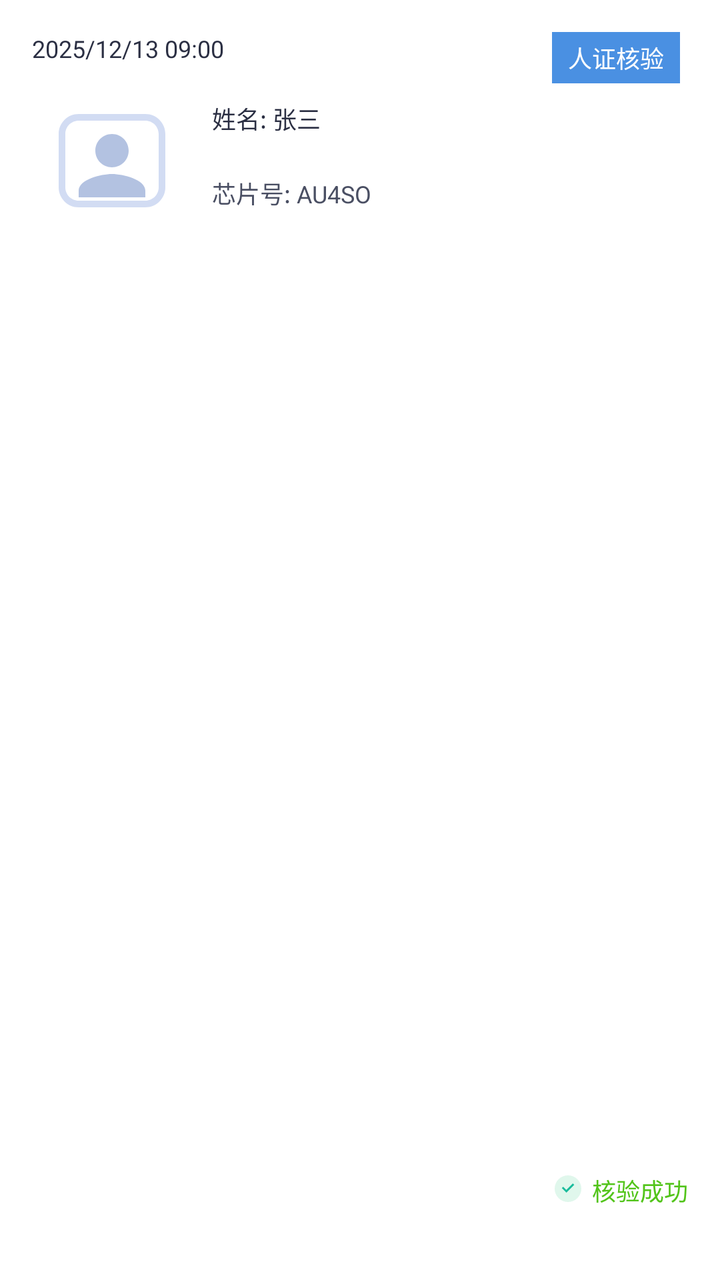
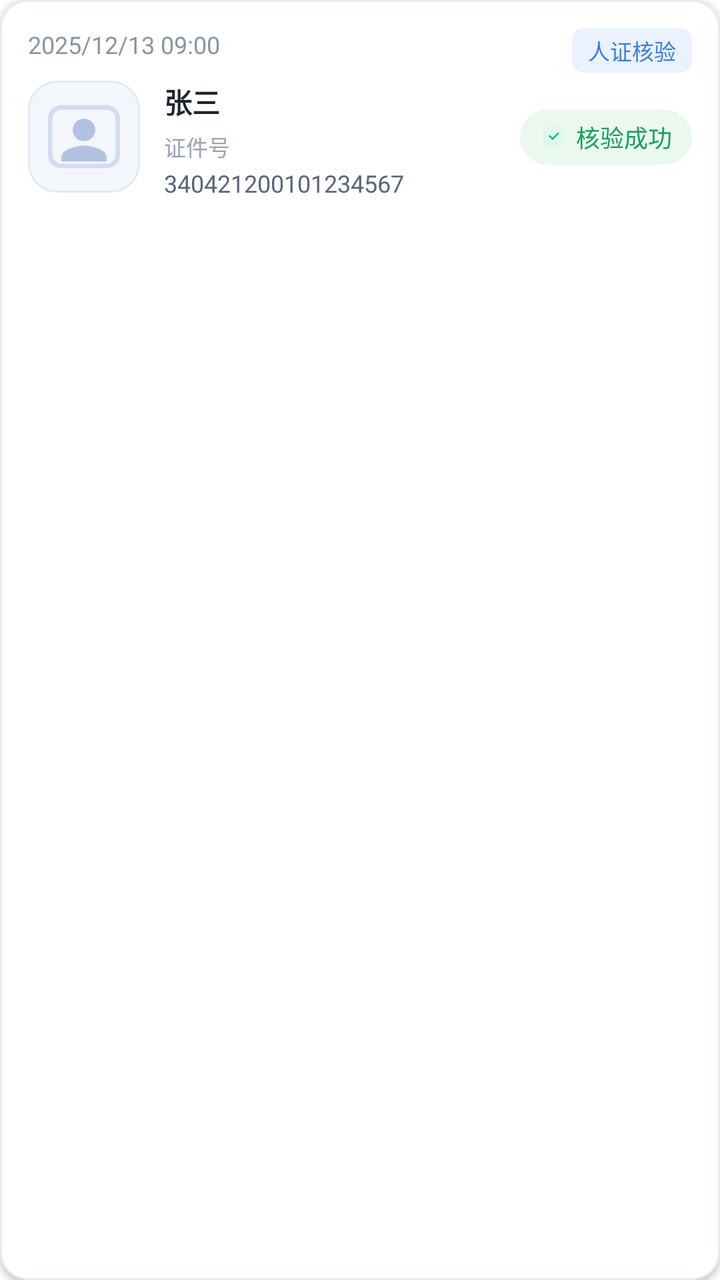

Before-and-after screenshots of an Android layout around one commit, followed by the original layout XML and the change that was made.
<!-- AndroidManifest.xml: application theme Theme.largeeventdigitalassistant -->
<!-- res/layout/item_verification_record.xml -->
<?xml version="1.0" encoding="utf-8"?>
<LinearLayout xmlns:android="http://schemas.android.com/apk/res/android"
    xmlns:app="http://schemas.android.com/apk/res-auto"
    android:layout_width="match_parent"
    android:layout_height="wrap_content"
    android:orientation="horizontal"
    android:background="@android:color/white"
    android:padding="16dp"
    android:layout_marginBottom="12dp"
    android:clickable="true"
    android:focusable="true"
    android:foreground="?android:attr/selectableItemBackground">
    
    <LinearLayout
        android:layout_width="0dp"
        android:layout_height="wrap_content"
        android:layout_weight="1"
        android:orientation="vertical">

        
        <TextView
            android:id="@+id/tv_record_time"
            android:layout_width="wrap_content"
            android:layout_height="wrap_content"
            android:text="2025/12/13 09:00"
            android:textColor="#2B2F43"
            android:textSize="12sp"
            android:layout_marginBottom="8dp" />

        <RelativeLayout
            android:layout_width="match_parent"
            android:layout_height="wrap_content">
            
            <ImageView
                android:id="@+id/iv_record_icon"
                android:layout_width="80dp"
                android:layout_height="80dp"
                android:src="@drawable/ic_face_placeholder"
                 />
            
            <TextView
                android:layout_marginLeft="10dp"
                android:layout_marginTop="10dp"
                android:layout_toRightOf="@+id/iv_record_icon"
                android:id="@+id/tv_record_name"
                android:layout_width="wrap_content"
                android:layout_height="wrap_content"
                android:text="姓名: 张三"
                android:textColor="#2B2F43"
                android:textSize="12sp"
                android:layout_marginBottom="4dp" />

            
            <TextView
                android:layout_marginLeft="10dp"
                android:layout_marginBottom="15dp"
                android:layout_alignBottom="@+id/iv_record_icon"
                android:layout_toRightOf="@+id/iv_record_icon"
                android:id="@+id/tv_record_chip"
                android:layout_width="wrap_content"
                android:layout_height="wrap_content"
                android:text="芯片号: AU4SO"
                android:textColor="#4A4F63"
                android:textSize="12sp" />
        </RelativeLayout>

    </LinearLayout>

    
    <RelativeLayout
        android:layout_width="wrap_content"
        android:layout_height="match_parent"
        android:orientation="vertical"
        android:gravity="end">

        
        <TextView
            android:id="@+id/tv_record_type_tag"
            android:layout_width="wrap_content"
            android:layout_height="wrap_content"
            android:text="人证核验"
            android:textColor="@color/white"
            android:textSize="12sp"
            android:background="#4A90E2"
            android:paddingStart="8dp"
            android:paddingEnd="8dp"
            android:paddingTop="4dp"
            android:paddingBottom="4dp"
            android:layout_marginBottom="8dp" />

        
        <LinearLayout
            android:layout_width="wrap_content"
            android:layout_height="wrap_content"
            android:orientation="horizontal"
            android:layout_alignParentBottom="true"
            android:layout_marginBottom="20dp">

            <ImageView
                android:id="@+id/iv_result_icon"
                android:layout_width="16dp"
                android:layout_height="16dp"
                android:src="@drawable/ic_result_success"
                android:layout_marginEnd="4dp" />

            <TextView
                android:id="@+id/tv_result_text"
                android:layout_width="wrap_content"
                android:layout_height="wrap_content"
                android:text="核验成功"
                android:textSize="12sp"
                android:textColor="#52C41A" />
        </LinearLayout>

        
        <ImageView
            android:id="@+id/iv_upload_status"
            android:layout_width="16dp"
            android:layout_height="16dp"
            android:src="@drawable/ic_card_record"
            android:visibility="gone" />
    </RelativeLayout>

</LinearLayout>
<!-- resources referenced by this layout -->
<resources>
  <color name="white">#FFFFFFFF</color>
  <!-- drawable ic_card_record (drawable) -->
  <?xml version="1.0" encoding="utf-8"?>
  <vector xmlns:android="http://schemas.android.com/apk/res/android"
      android:width="72dp"
      android:height="72dp"
      android:viewportWidth="72"
      android:viewportHeight="72">
      <path
          android:fillColor="#E6F2FF"
          android:pathData="M36,72A36,36 0,1 1,72 36,36 36,0 0,1 36,72z" />
      <path
          android:fillColor="#2196F3"
          android:pathData="M24,22h24a2,2 0,0 1,2 2v24a2,2 0,0 1,-2 2H24a2,2 0,0 1,-2 -2V24a2,2 0,0 1,2 -2zm4,8v4h16v-4Zm0,8v4h10v-4Z" />
  </vector>
  <!-- drawable ic_face_placeholder (drawable) -->
  <?xml version="1.0" encoding="utf-8"?>
  <vector xmlns:android="http://schemas.android.com/apk/res/android"
      android:width="96dp"
      android:height="96dp"
      android:viewportWidth="96"
      android:viewportHeight="96">
      <path
          android:fillColor="#D2DCF3"
          android:pathData="M68,24c4.42,0 8,3.58 8,8v32c0,4.42 -3.58,8 -8,8H28c-4.42,0 -8,-3.58 -8,-8V32c0,-4.42 3.58,-8 8,-8h40m0,-4H28c-6.63,0 -12,5.37 -12,12v32c0,6.63 5.37,12 12,12h40c6.63,0 12,-5.37 12,-12V32c0,-6.63 -5.37,-12 -12,-12z" />
      <path
          android:fillColor="#B3C2E1"
          android:pathData="M48,52c5.52,0 10,-4.48 10,-10s-4.48,-10 -10,-10 -10,4.48 -10,10 4.48,10 10,10zm0,4c-6.67,0 -20,3.33 -20,10v4h40v-4c0,-6.67 -13.33,-10 -20,-10z" />
  </vector>
  <!-- drawable ic_result_success (drawable) -->
  <?xml version="1.0" encoding="utf-8"?>
  <vector xmlns:android="http://schemas.android.com/apk/res/android"
      android:width="96dp"
      android:height="96dp"
      android:viewportWidth="96"
      android:viewportHeight="96">
      <path
          android:fillColor="#E0F7EC"
          android:pathData="M48,8a40,40 0,1 1,-40 40,40 40,0 0,1 40,-40z" />
      <path
          android:fillColor="#1ABC9C"
          android:pathData="M43,60L29.5,46.5l4.24,-4.24L43,51.52l19.26,-19.26 4.24,4.24z" />
  </vector>
  <style name="Theme.largeeventdigitalassistant" parent="Theme.MaterialComponents.DayNight.NoActionBar">
          
          <item name="colorPrimary">@color/purple_500</item>
          <item name="colorPrimaryVariant">@color/purple_700</item>
          <item name="colorOnPrimary">@color/white</item>
          
          <item name="colorSecondary">@color/teal_200</item>
          <item name="colorSecondaryVariant">@color/teal_700</item>
          <item name="colorOnSecondary">@color/black</item>
          
          <item name="android:statusBarColor">@android:color/transparent</item>
          <item name="android:windowTranslucentStatus">true</item>
          <item name="windowActionBar">false</item>
          <item name="windowNoTitle">true</item>
          
      </style>
  <color name="purple_500">#FF6200EE</color>
  <color name="purple_700">#FF3700B3</color>
  <color name="teal_200">#FF03DAC5</color>
  <color name="teal_700">#FF018786</color>
  <color name="black">#FF000000</color>
</resources>

<!-- the commit's change to res/layout/item_verification_record.xml (unified diff, before → after) -->
@@ -1,124 +1,147 @@
 <?xml version="1.0" encoding="utf-8"?>
-<LinearLayout xmlns:android="http://schemas.android.com/apk/res/android"
+<com.google.android.material.card.MaterialCardView xmlns:android="http://schemas.android.com/apk/res/android"
     xmlns:app="http://schemas.android.com/apk/res-auto"
     android:layout_width="match_parent"
     android:layout_height="wrap_content"
-    android:orientation="horizontal"
-    android:background="@android:color/white"
-    android:padding="16dp"
-    android:layout_marginBottom="12dp"
+    android:layout_marginBottom="10dp"
     android:clickable="true"
     android:focusable="true"
-    android:foreground="?android:attr/selectableItemBackground">
-    
-    <LinearLayout
-        android:layout_width="0dp"
+    android:foreground="?android:attr/selectableItemBackground"
+    app:cardBackgroundColor="@android:color/white"
+    app:cardCornerRadius="14dp"
+    app:cardElevation="2dp"
+    app:strokeColor="#E8EDF5"
+    app:strokeWidth="1dp">
+
+    <androidx.constraintlayout.widget.ConstraintLayout
+        android:layout_width="match_parent"
         android:layout_height="wrap_content"
-        android:layout_weight="1"
-        android:orientation="vertical">
+        android:padding="14dp">
 
-        
         <TextView
             android:id="@+id/tv_record_time"
-            android:layout_width="wrap_content"
+            android:layout_width="0dp"
             android:layout_height="wrap_content"
+            android:ellipsize="end"
+            android:maxLines="1"
             android:text="2025/12/13 09:00"
-            android:textColor="#2B2F43"
+            android:textColor="#8B93A7"
             android:textSize="12sp"
-            android:layout_marginBottom="8dp" />
+            app:layout_constraintEnd_toStartOf="@id/tv_record_type_tag"
+            app:layout_constraintStart_toStartOf="parent"
+            app:layout_constraintTop_toTopOf="parent" />
 
-        <RelativeLayout
-            android:layout_width="match_parent"
-            android:layout_height="wrap_content">
-            
-            <ImageView
-                android:id="@+id/iv_record_icon"
-                android:layout_width="80dp"
-                android:layout_height="80dp"
-                android:src="@drawable/ic_face_placeholder"
-                 />
-            
-            <TextView
-                android:layout_marginLeft="10dp"
-                android:layout_marginTop="10dp"
-                android:layout_toRightOf="@+id/iv_record_icon"
-                android:id="@+id/tv_record_name"
-                android:layout_width="wrap_content"
-                android:layout_height="wrap_content"
-                android:text="姓名: 张三"
-                android:textColor="#2B2F43"
-                android:textSize="12sp"
-                android:layout_marginBottom="4dp" />
-
-            
-            <TextView
-                android:layout_marginLeft="10dp"
-                android:layout_marginBottom="15dp"
-                android:layout_alignBottom="@+id/iv_record_icon"
-                android:layout_toRightOf="@+id/iv_record_icon"
-                android:id="@+id/tv_record_chip"
-                android:layout_width="wrap_content"
-                android:layout_height="wrap_content"
-                android:text="芯片号: AU4SO"
-                android:textColor="#4A4F63"
-                android:textSize="12sp" />
-        </RelativeLayout>
-
-    </LinearLayout>
-
-    
-    <RelativeLayout
-        android:layout_width="wrap_content"
-        android:layout_height="match_parent"
-        android:orientation="vertical"
-        android:gravity="end">
-
-        
         <TextView
             android:id="@+id/tv_record_type_tag"
             android:layout_width="wrap_content"
             android:layout_height="wrap_content"
+            android:background="@drawable/bg_record_tag_person"
+            android:paddingStart="8dp"
+            android:paddingTop="3dp"
+            android:paddingEnd="8dp"
+            android:paddingBottom="3dp"
             android:text="人证核验"
-            android:textColor="@color/white"
-            android:textSize="12sp"
-            android:background="#4A90E2"
-            android:paddingStart="8dp"
-            android:paddingEnd="8dp"
-            android:paddingTop="4dp"
-            android:paddingBottom="4dp"
-            android:layout_marginBottom="8dp" />
+            android:textColor="#3B7DDD"
+            android:textSize="11sp"
+            app:layout_constraintEnd_toEndOf="parent"
+            app:layout_constraintTop_toTopOf="parent" />
 
-        
+        <ImageView
+            android:id="@+id/iv_record_icon"
+            android:layout_width="56dp"
+            android:layout_height="56dp"
+            android:layout_marginTop="10dp"
+            android:background="@drawable/bg_record_avatar"
+            android:contentDescription="@null"
+            android:padding="1dp"
+            android:scaleType="centerCrop"
+            android:src="@drawable/ic_face_placeholder"
+            app:layout_constraintStart_toStartOf="parent"
+            app:layout_constraintTop_toBottomOf="@id/tv_record_time" />
+
         <LinearLayout
+            android:id="@+id/layout_status_badge"
             android:layout_width="wrap_content"
             android:layout_height="wrap_content"
+            android:background="@drawable/bg_record_status_success"
+            android:gravity="center_vertical"
             android:orientation="horizontal"
-            android:layout_alignParentBottom="true"
-            android:layout_marginBottom="20dp">
+            android:paddingStart="10dp"
+            android:paddingTop="5dp"
+            android:paddingEnd="10dp"
+            android:paddingBottom="5dp"
+            app:layout_constraintBottom_toBottomOf="@id/iv_record_icon"
+            app:layout_constraintEnd_toEndOf="parent"
+            app:layout_constraintTop_toTopOf="@id/iv_record_icon">
 
             <ImageView
                 android:id="@+id/iv_result_icon"
-                android:layout_width="16dp"
-                android:layout_height="16dp"
-                android:src="@drawable/ic_result_success"
-                android:layout_marginEnd="4dp" />
+                android:layout_width="14dp"
+                android:layout_height="14dp"
+                android:contentDescription="@null"
+                android:src="@drawable/ic_result_success" />
 
             <TextView
                 android:id="@+id/tv_result_text"
                 android:layout_width="wrap_content"
                 android:layout_height="wrap_content"
+                android:layout_marginStart="4dp"
                 android:text="核验成功"
-                android:textSize="12sp"
-                android:textColor="#52C41A" />
+                android:textColor="#18A058"
+                android:textSize="12sp" />
         </LinearLayout>
 
-        
+        <TextView
+            android:id="@+id/tv_record_name"
+            android:layout_width="0dp"
+            android:layout_height="wrap_content"
+            android:layout_marginStart="12dp"
+            android:layout_marginEnd="8dp"
+            android:ellipsize="end"
+            android:maxLines="1"
+            android:text="张三"
+            android:textColor="#1F2430"
+            android:textSize="14sp"
+            android:textStyle="bold"
+            app:layout_constraintEnd_toStartOf="@id/layout_status_badge"
+            app:layout_constraintStart_toEndOf="@id/iv_record_icon"
+            app:layout_constraintTop_toTopOf="@id/iv_record_icon" />
+
+        <TextView
+            android:id="@+id/tv_record_chip_label"
+            android:layout_width="wrap_content"
+            android:layout_height="wrap_content"
+            android:layout_marginTop="4dp"
+            android:text="证件号"
+            android:textColor="#9AA3B2"
+            android:textSize="11sp"
+            app:layout_constraintStart_toStartOf="@id/tv_record_name"
+            app:layout_constraintTop_toBottomOf="@id/tv_record_name" />
+
+        <TextView
+            android:id="@+id/tv_record_chip"
+            android:layout_width="0dp"
+            android:layout_height="wrap_content"
+            android:layout_marginTop="2dp"
+            android:text="340421200101234567"
+            android:textColor="#5C6478"
+            android:textIsSelectable="true"
+            android:textSize="12sp"
+            app:layout_constraintBottom_toBottomOf="parent"
+            app:layout_constraintEnd_toEndOf="parent"
+            app:layout_constraintStart_toStartOf="@id/tv_record_name"
+            app:layout_constraintTop_toBottomOf="@id/tv_record_chip_label" />
+
         <ImageView
             android:id="@+id/iv_upload_status"
             android:layout_width="16dp"
             android:layout_height="16dp"
+            android:contentDescription="@null"
             android:src="@drawable/ic_card_record"
-            android:visibility="gone" />
-    </RelativeLayout>
+            android:visibility="gone"
+            app:layout_constraintEnd_toEndOf="parent"
+            app:layout_constraintTop_toTopOf="parent" />
 
-</LinearLayout>
+    </androidx.constraintlayout.widget.ConstraintLayout>
+
+</com.google.android.material.card.MaterialCardView>
<!-- resource entries referenced after the edit -->
@@ -1,6 +1,29 @@
 <!-- resources referenced by this layout -->
 <resources>
-  <color name="white">#FFFFFFFF</color>
+  <!-- drawable bg_record_avatar (drawable) -->
+  <?xml version="1.0" encoding="utf-8"?>
+  <shape xmlns:android="http://schemas.android.com/apk/res/android"
+      android:shape="rectangle">
+      <solid android:color="#F3F6FB" />
+      <corners android:radius="14dp" />
+      <stroke
+          android:width="1dp"
+          android:color="#E3E9F3" />
+  </shape>
+  <!-- drawable bg_record_status_success (drawable) -->
+  <?xml version="1.0" encoding="utf-8"?>
+  <shape xmlns:android="http://schemas.android.com/apk/res/android"
+      android:shape="rectangle">
+      <solid android:color="#EAF8F0" />
+      <corners android:radius="20dp" />
+  </shape>
+  <!-- drawable bg_record_tag_person (drawable) -->
+  <?xml version="1.0" encoding="utf-8"?>
+  <shape xmlns:android="http://schemas.android.com/apk/res/android"
+      android:shape="rectangle">
+      <solid android:color="#EAF2FF" />
+      <corners android:radius="6dp" />
+  </shape>
   <!-- drawable ic_card_record (drawable) -->
   <?xml version="1.0" encoding="utf-8"?>
   <vector xmlns:android="http://schemas.android.com/apk/res/android"
@@ -61,6 +84,7 @@
       </style>
   <color name="purple_500">#FF6200EE</color>
   <color name="purple_700">#FF3700B3</color>
+  <color name="white">#FFFFFFFF</color>
   <color name="teal_200">#FF03DAC5</color>
   <color name="teal_700">#FF018786</color>
   <color name="black">#FF000000</color>
